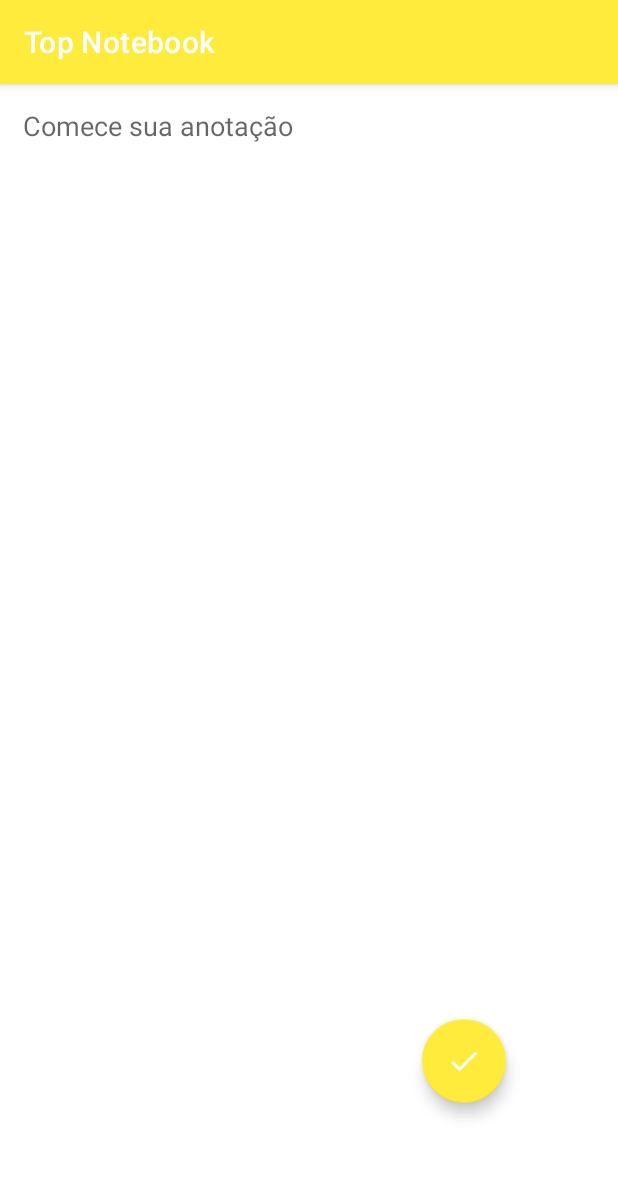
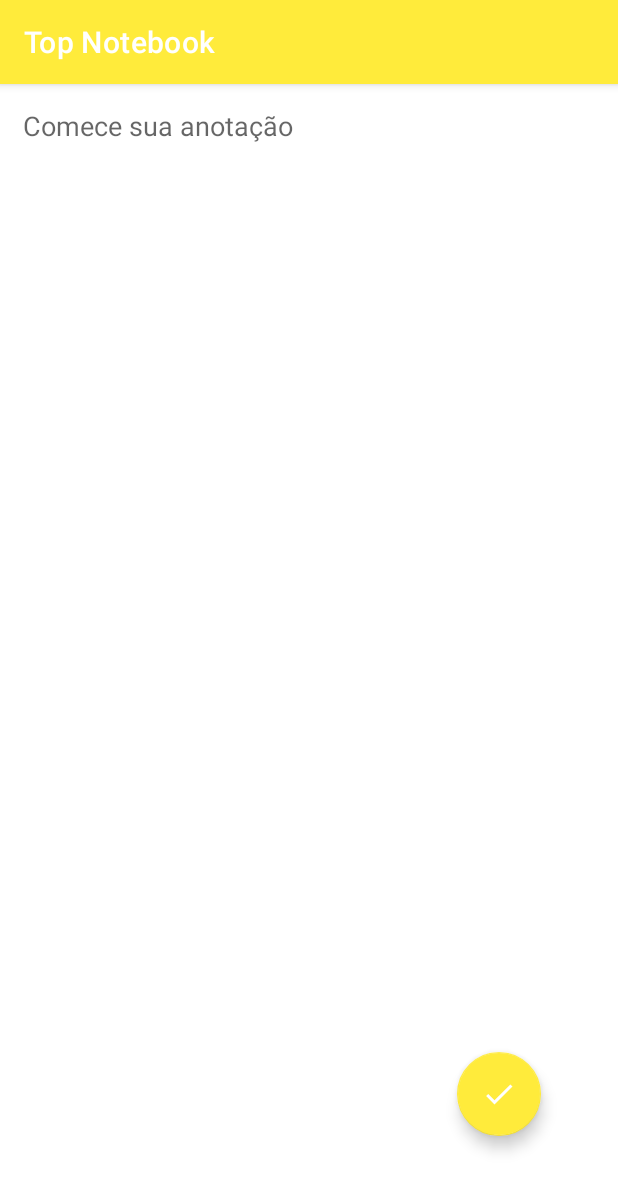
Before and after one commit to EnriqueIzel2/Top_Notebook, an Android app: the screen it shows after launch (MainActivity), on a phone screen of 412 x 824 dp. Shown: the top 1191 px of the screen. Run offline under Robolectric (Android 15) with nearby library versions, the phone set to English and light mode, and no system bars.

Commit message:
feat: change the button position

```diff
--- a/app/src/main/res/layout/activity_main.xml
+++ b/app/src/main/res/layout/activity_main.xml
@@ -31,10 +31,10 @@
         android:clickable="true"
         app:layout_constraintBottom_toBottomOf="@id/edit_annotation"
         app:layout_constraintEnd_toEndOf="@id/edit_annotation"
-        app:layout_constraintHorizontal_bias="0.791"
+        app:layout_constraintHorizontal_bias="0.856"
         app:layout_constraintStart_toStartOf="@id/edit_annotation"
         app:layout_constraintTop_toTopOf="@id/edit_annotation"
-        app:layout_constraintVertical_bias="0.875"
+        app:layout_constraintVertical_bias="0.906"
         app:srcCompat="@drawable/ic_check" />
 
 </androidx.constraintlayout.widget.ConstraintLayout>
```
